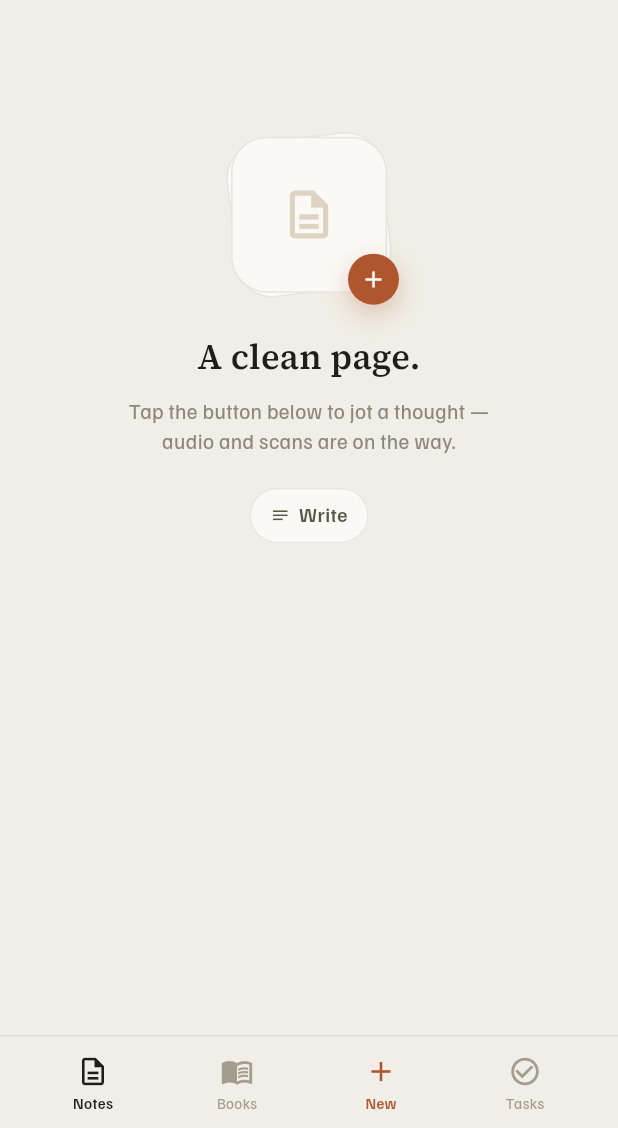
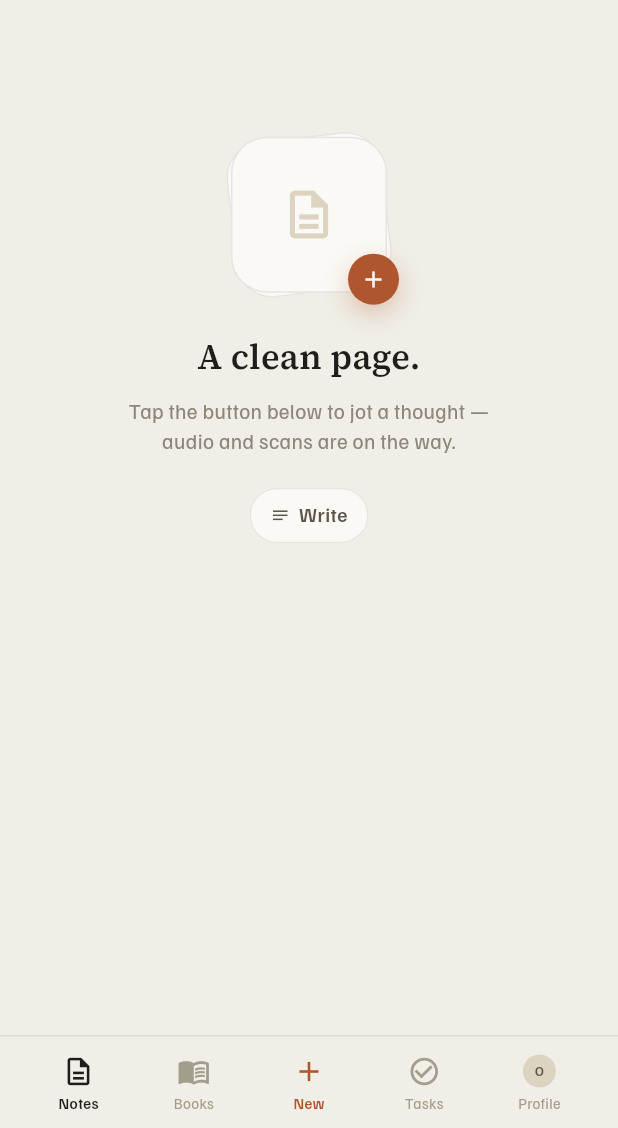
Before and after one commit to Quahhar/Oblix, a Flutter app: the HomeShell screen opened directly, on a phone screen of 412 x 824 dp, the part 108-1236 px from its top. Run offline on Flutter 3.47's test engine with Material 3 defaults, Android fonts, the phone set to English and light mode, and no system bars; our stand-ins replace connectivity_plus, dio, equatable, file_picker, flutter_secure_storage, share_plus and 2 more; accounts and stored records are empty; network calls fail.

Commit message:
Fix login-after-clear-data on Android; move profile to nav bar
- secure_storage: AndroidOptions(resetOnError, encryptedSharedPreferences)
  so a stale keystore key surviving "clear app data" self-heals instead of
  breaking login.
- home_shell: add Profile avatar as last nav item (opens Settings).
- home_timeline: replace top avatar with a settings gear.

Co-Authored-By: Claude Opus 4.8 <noreply@anthropic.com>

```diff
--- a/lib/ui/shell/home_shell.dart
+++ b/lib/ui/shell/home_shell.dart
@@ -2,9 +2,11 @@ import 'package:flutter/material.dart';
 import '../../core/auth/profile_cache.dart';
 import '../screens/home_timeline_screen.dart';
 import '../screens/notebooks_screen.dart';
+import '../screens/settings_screen.dart';
 import '../screens/tasks_screen.dart';
 import '../sheets/capture_sheet.dart';
 import '../theme/oblix_theme.dart';
+import '../widgets/paper.dart';
 
 /// The signed-in shell: Notes / Books / + / Tasks. The center "+" is not a
 /// tab — it opens the capture sheet over whatever is showing.
@@ -72,8 +74,53 @@ class _HomeShellState extends State<HomeShell> {
                   selected: _tab == 2,
                   onTap: () => setState(() => _tab = 2),
                 ),
+                _ProfileNavItem(
+                  onTap: () => Navigator.push(
+                    context,
+                    MaterialPageRoute(builder: (_) => const SettingsScreen()),
+                  ),
+                ),
               ],
             ),
+          ),
+        ),
+      ),
+    );
+  }
+}
+
+/// Profile entry in the nav bar: the account avatar (not a tab) — tapping it
+/// opens Settings, mirroring the other nav items' shape/label.
+class _ProfileNavItem extends StatelessWidget {
+  final VoidCallback onTap;
+
+  const _ProfileNavItem({required this.onTap});
+
+  @override
+  Widget build(BuildContext context) {
+    final c = OblixColors.of(context);
+    return InkWell(
+      onTap: onTap,
+      borderRadius: BorderRadius.circular(12),
+      child: SizedBox(
+        width: 64,
+        child: Padding(
+          padding: const EdgeInsets.symmetric(vertical: 4),
+          child: Column(
+            mainAxisSize: MainAxisSize.min,
+            children: [
+              ValueListenableBuilder<String?>(
+                valueListenable: ProfileCache.instance.name,
+                builder: (context, name, _) =>
+                    OblixAvatar(name: name, size: 22),
+              ),
+              const SizedBox(height: 3),
+              Text(
+                'Profile',
+                style: OblixType.ui(c,
+                    size: 10, weight: FontWeight.w400, color: c.inkFaint),
+              ),
+            ],
           ),
         ),
       ),
```
Also changed, not shown: lib/core/storage/secure_storage.dart (+22 -3 lines), lib/ui/screens/home_timeline_screen.dart (+7 -10 lines).
